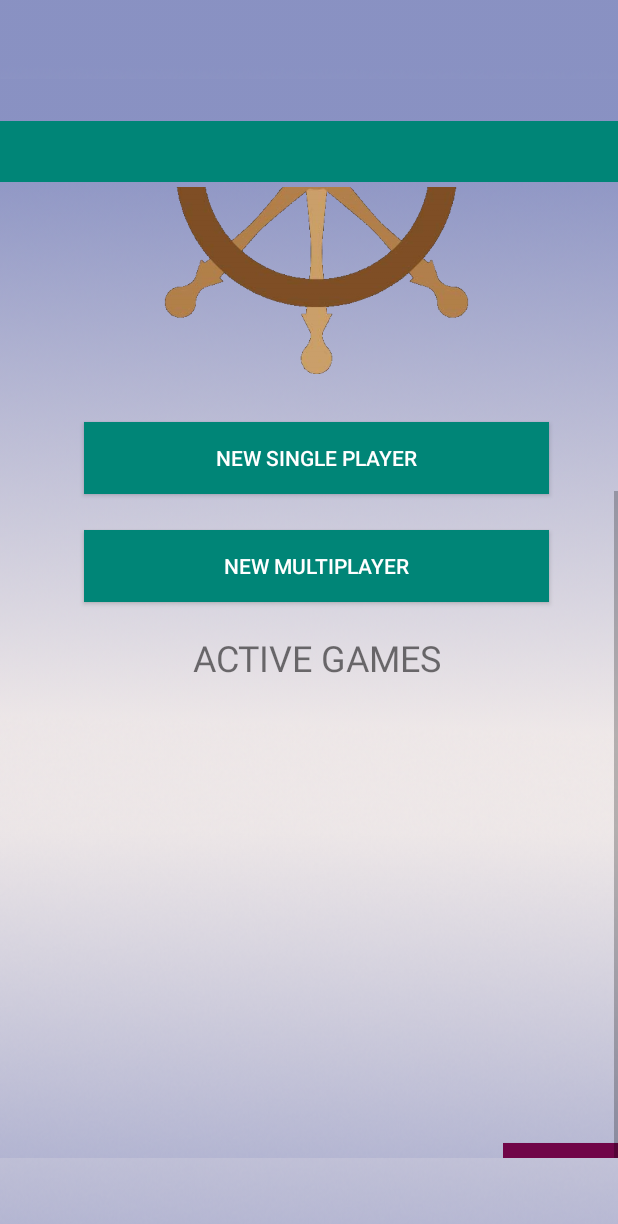
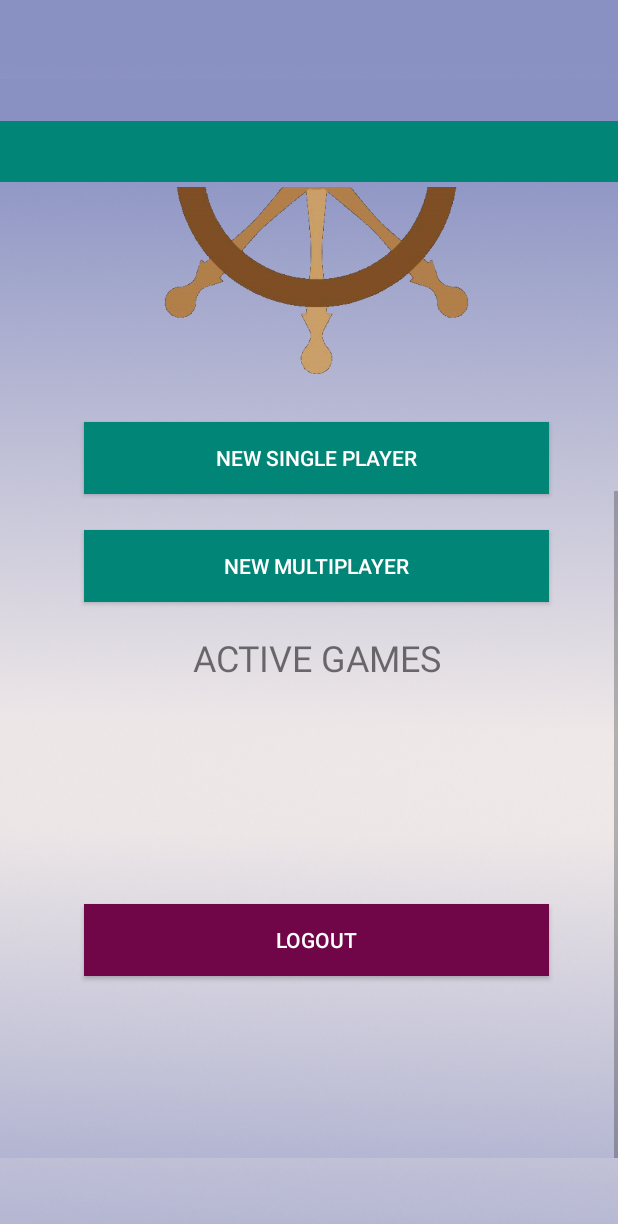
Before and after one commit to DaskJeeves/Simple-Strategy-Game, an Android app: the screen it shows after launch once a user with an empty profile is signed in (UserDashboard), scrolled down 289 dp, on a phone screen of 412 x 824 dp. Shown: the top 1224 px of the screen. Run offline under Robolectric (Android 15) with nearby library versions, the phone set to English and light mode, and no system bars; our stand-ins replace Firebase (no records; nobody signed in at launch, a user with empty details on screens opened directly); Roboto replaces fonts that are not available here; 3 statements that could not run were skipped.

Commit message:
Fixed logout button and added splash screen

```diff
--- /dev/null
+++ b/Battleship/battleship/app/src/main/java/com/example/battleship/SplashActivity.kt
@@ -0,0 +1,18 @@
+package com.example.battleship
+
+import android.content.Intent
+import android.support.v7.app.AppCompatActivity
+import android.os.Bundle
+
+class SplashActivity : AppCompatActivity() {
+
+    override fun onCreate(savedInstanceState: Bundle?) {
+        super.onCreate(savedInstanceState)
+
+        Thread.sleep(1800)
+
+        val intent = Intent(this, MainActivity::class.java)
+        startActivity(intent)
+        finish()
+    }
+}
--- a/Battleship/battleship/app/src/main/java/com/example/battleship/UserDashboard.kt
+++ b/Battleship/battleship/app/src/main/java/com/example/battleship/UserDashboard.kt
@@ -147,12 +147,16 @@ class UserDashboard : AppCompatActivity() {
 
     fun loadActiveGames(){
 
+        var active_one_done = false
+        var active_two_done = false
+        var one_cnt = 0
+        var two_cnt = 0
+
         auth = FirebaseAuth.getInstance()
         val user = auth.currentUser
 
         // Get all the active games where the logged in user is user1 or user2
         val active_games_ll = findViewById<LinearLayout>(R.id.active_games_linear_layout)
-        val logout_button_ll = findViewById<LinearLayout>(R.id.logout_button)
 
         active_games_ll.removeAllViews()
 
@@ -167,9 +171,10 @@ class UserDashboard : AppCompatActivity() {
 
         val active_game_ref_1 = firestoreGame.whereEqualTo("user1", user!!.uid)
         active_game_ref_1.get()
-            .addOnSuccessListener { document ->
-                for(doc in document){
-                    if (document != null && !gameIds.contains(doc.id) && doc.data!!["status"] == "active") {
+            .addOnSuccessListener { documents ->
+                for(doc in documents){
+                    one_cnt += 1
+                    if (documents != null && !gameIds.contains(doc.id) && doc.data!!["status"] == "active") {
                         gameIds.add(doc.id)
 
                         val docRef = firestoreUser.document(doc.data!!["user2"].toString())
@@ -196,6 +201,8 @@ class UserDashboard : AppCompatActivity() {
                                     }
                                     active_games_ll.addView(activeGameButton, lp)
                                 }
+                                Log.e("ONE CNT", one_cnt.toString())
+                                Log.e("DOCS SIZE", documents.size().toString())
                             }
                     }
                 }
@@ -238,25 +245,9 @@ class UserDashboard : AppCompatActivity() {
                             }
                         }
 
-                        // LOGOUT BUTTON
-                        val logoutButton = Button(this)
-                        logoutButton.text = "LOGOUT"
-                        logoutButton.setBackgroundColor(
-                            resources.getColor(R.color.logout_button)
-                        )
-                        logoutButton.setTextColor(
-                            resources.getColor(R.color.white)
-                        )
-                        logoutButton.setOnClickListener {
-                            auth = FirebaseAuth.getInstance()
-                            auth.signOut()
-                            val intent = Intent(this, MainActivity::class.java)
-                            startActivity(intent)
-                            finish()
-                        }
-                        logout_button_ll.addView(logoutButton, lp)
                     }
             }
+
     }
 
     private fun realtimeUpdateListener() {
--- a/Battleship/battleship/app/src/main/res/layout/activity_user_dashboard.xml
+++ b/Battleship/battleship/app/src/main/res/layout/activity_user_dashboard.xml
@@ -33,7 +33,7 @@
                 app:layout_constraintBottom_toBottomOf="parent"
                 app:layout_constraintVertical_bias="0.0">
             <LinearLayout android:layout_width="match_parent" android:layout_height="wrap_content"
-                          android:orientation="vertical">
+                          android:orientation="vertical" android:id="@+id/linearLayout">
                 <android.support.constraint.ConstraintLayout
                         android:layout_width="423dp"
                         android:layout_height="965dp" tools:layout_editor_absoluteY="73dp"
@@ -103,6 +103,16 @@
                             app:layout_constraintHorizontal_bias="0.0"
                             android:onClick="goToChooseUser" android:background="@color/colorPrimary"
                             android:textColor="@color/white"/>
+                    <Button
+                            android:text="@string/logout"
+                            android:layout_width="310dp"
+                            android:layout_height="wrap_content" android:id="@+id/button8"
+                            android:onClick="signOutUser"
+                            android:background="@color/logout_button" android:textColor="@color/white"
+                            app:layout_constraintEnd_toEndOf="parent"
+                            app:layout_constraintStart_toStartOf="parent" app:layout_constraintHorizontal_bias="0.495"
+                            android:layout_marginTop="148dp"
+                            app:layout_constraintTop_toBottomOf="@+id/active_games_linear_layout"/>
                     <LinearLayout
                             android:orientation="vertical"
                             android:layout_width="0dp"
@@ -111,15 +121,6 @@
                             app:layout_constraintHorizontal_bias="0.0" android:layout_marginTop="14dp"
                             app:layout_constraintTop_toBottomOf="@+id/button3"
                             android:id="@+id/active_games_linear_layout">
-                    </LinearLayout>
-                    <LinearLayout
-                            android:orientation="horizontal"
-                            android:layout_width="0dp"
-                            android:layout_height="45dp"
-                            android:id="@+id/logout_button"
-                            app:layout_constraintBottom_toBottomOf="parent"
-                            app:layout_constraintEnd_toEndOf="parent"
-                            app:layout_constraintHorizontal_bias="0.0">
                     </LinearLayout>
                     <ImageButton
                             android:layout_width="wrap_content"
--- a/Battleship/battleship/app/src/main/res/values/styles.xml
+++ b/Battleship/battleship/app/src/main/res/values/styles.xml
@@ -15,4 +15,9 @@
     <style name="AppTheme.AppBarOverlay" parent="ThemeOverlay.AppCompat.Dark.ActionBar"/>
     <style name="AppTheme.PopupOverlay" parent="ThemeOverlay.AppCompat.Light"/>
 
+
+    <style name="SplashTheme" parent="Theme.AppCompat.NoActionBar">
+        <item name="android:windowBackground">@drawable/battleship_splash_screen</item>
+    </style>
+
 </resources>
```
Also changed, not shown: Battleship/battleship/app/src/main/AndroidManifest.xml (+8 -5 lines), Battleship/battleship/app/src/main/res/layout/activity_splash.xml (added, +10 -0 lines), Battleship/battleship/app/src/main/res/drawable/battleship_splash_screen.png (added).
